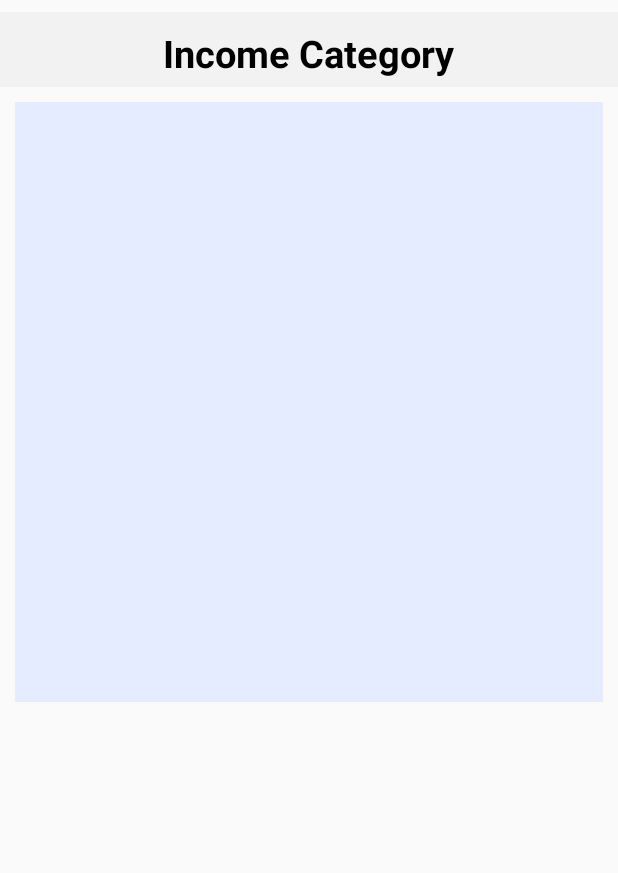
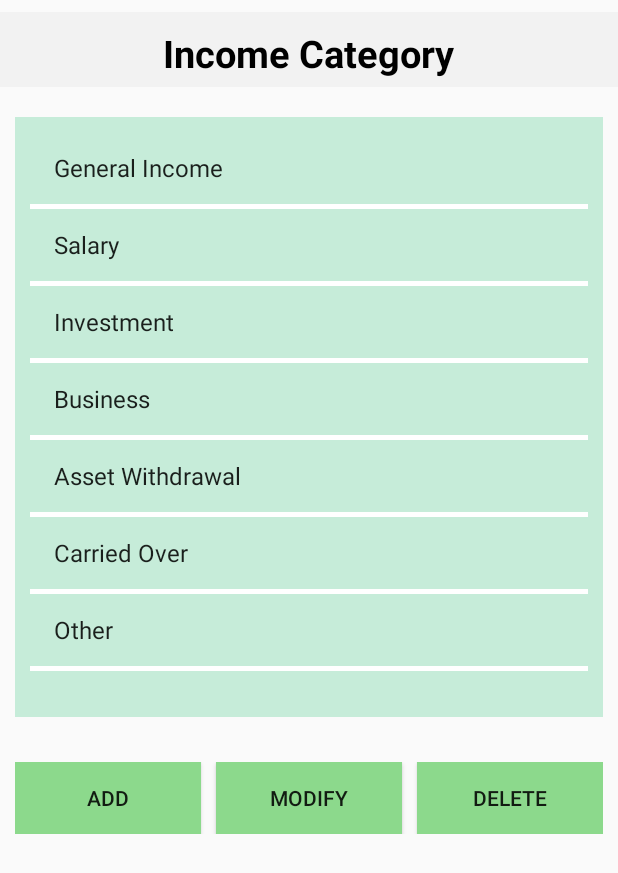
Before and after one commit to haeinoh/senior, an Android app: the IncomeCategory screen opened directly, with no data from a screen before it, on a phone screen of 412 x 824 dp. Shown: the top 873 px of the screen. Run offline under Robolectric (Android 15) with nearby library versions, the phone set to English and light mode, and no system bars; network calls fail.

Commit message:
ArrayList->ListView(Setting-Category)

```diff
--- a/app/src/main/java/hi/simpleexpensemanager/IncomeCategory.java
+++ b/app/src/main/java/hi/simpleexpensemanager/IncomeCategory.java
@@ -3,17 +3,25 @@ package hi.simpleexpensemanager;
 import android.support.v7.app.AppCompatActivity;
 import android.os.Bundle;
 import android.widget.ArrayAdapter;
+import android.widget.ListView;
 import android.widget.Spinner;
 
 public class IncomeCategory extends AppCompatActivity {
-
-    private ArrayAdapter adapter;
-    private Spinner spinner;
 
     @Override
     protected void onCreate(Bundle savedInstanceState) {
         super.onCreate(savedInstanceState);
         setContentView(R.layout.activity_income_category);
 
+        //From arrays.xml, get called "income" and store into String[] array
+        String[] income = getResources().getStringArray(R.array.income);
+
+        //Set into ArrayAdapter
+        //simple_list_item_1 is stored textview (xml)
+        ArrayAdapter<String> adapter = new ArrayAdapter<String>(this, android.R.layout.simple_list_item_1, income);
+
+        //From resource, get Listview and store it into adapter
+        ListView incomeCategoryView = (ListView) findViewById(R.id.incomeCategoryView);
+        incomeCategoryView.setAdapter(adapter);
     }
 }
--- a/app/src/main/res/layout/activity_income_category.xml
+++ b/app/src/main/res/layout/activity_income_category.xml
@@ -11,8 +11,8 @@
             android:layout_width="match_parent"
             android:layout_height="50dp"
             android:orientation="vertical"
-            android:background="@color/colorPrimary"
-            android:layout_marginTop="8dp">
+            android:layout_marginTop="8dp"
+            android:background="@color/colorPrimary">
 
             <TextView
                 android:layout_width="wrap_content"
@@ -31,9 +31,9 @@
         android:layout_height="400dp"
         android:layout_marginLeft="10dp"
         android:layout_marginRight="10dp"
-        android:layout_marginTop="10dp"
+        android:layout_marginTop="20dp"
         android:gravity="center"
-        android:background="@color/colorCurrent"
+        android:background="#c6ecd9"
         android:orientation="horizontal">
 
         <ListView
@@ -42,8 +42,44 @@
             android:layout_height="match_parent"
             android:layout_margin="10dp"
             android:divider="#ffffff"
-            android:dividerHeight="3dp">
-        </ListView>
+            android:dividerHeight="3dp"
+            android:entries="@array/income"/>
+
+    </LinearLayout>
+
+    <LinearLayout
+        android:layout_width="match_parent"
+        android:layout_height="wrap_content"
+        android:orientation="horizontal"
+        android:layout_marginLeft="10dp"
+        android:layout_marginRight="10dp"
+        android:layout_marginTop="30dp">
+
+        <Button
+            android:id="@+id/addCategoryButton"
+            android:layout_width="wrap_content"
+            android:layout_height="wrap_content"
+            android:layout_weight="1"
+            android:background="#8cd98c"
+            android:layout_marginRight="10dp"
+            android:text="ADD"/>
+
+        <Button
+            android:id="@+id/modifyCategoryButton"
+            android:layout_width="wrap_content"
+            android:layout_height="wrap_content"
+            android:layout_weight="1"
+            android:background="#8cd98c"
+            android:layout_marginRight="10dp"
+            android:text="MODIFY"/>
+
+        <Button
+            android:id="@+id/deleteCategoryButton"
+            android:layout_width="wrap_content"
+            android:layout_height="wrap_content"
+            android:layout_weight="1"
+            android:background="#8cd98c"
+            android:text="DELETE"/>
 
     </LinearLayout>
 
```
Also changed, not shown: app/src/main/java/hi/simpleexpensemanager/ExpenseCategory.java (+14 -0 lines), app/src/main/res/layout/activity_expense_category.xml (+39 -2 lines).
